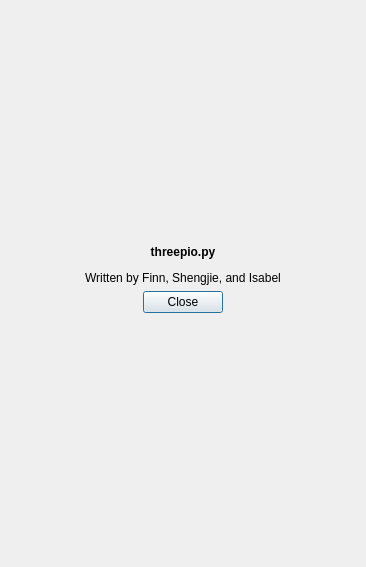
Old version of the form layouts/credits.ui in the repository finnjames/threepio.
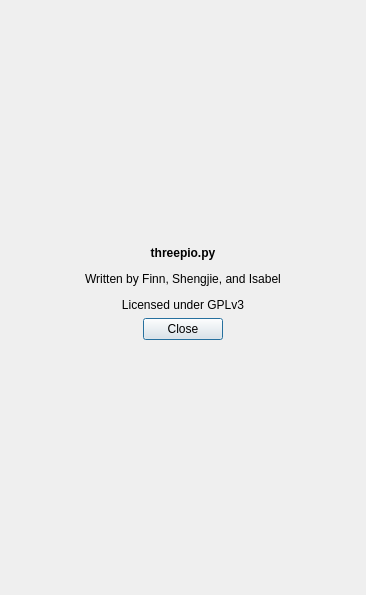
New version of the form. Icons and pictures are not drawn.

Diff of the .ui file:
```diff
--- a/layouts/credits.ui
+++ b/layouts/credits.ui
@@ -7,7 +7,7 @@
     <x>0</x>
     <y>0</y>
     <width>366</width>
-    <height>567</height>
+    <height>595</height>
    </rect>
   </property>
   <property name="windowTitle">
@@ -36,7 +36,7 @@
    <item>
     <widget class="QLabel" name="label_2">
      <property name="text">
-      <string>&lt;html&gt;&lt;head/&gt;&lt;body&gt;&lt;p&gt;&lt;span style=&quot; font-weight:600;&quot;&gt;threepio.py&lt;/span&gt;&lt;/p&gt;&lt;p&gt;Written by Finn, Shengjie, and Isabel&lt;/p&gt;&lt;/body&gt;&lt;/html&gt;</string>
+      <string>&lt;html&gt;&lt;head/&gt;&lt;body&gt;&lt;p&gt;&lt;span style=&quot; font-weight:600;&quot;&gt;threepio.py&lt;/span&gt;&lt;/p&gt;&lt;p&gt;Written by Finn, Shengjie, and Isabel&lt;/p&gt;&lt;p&gt;Licensed under GPLv3&lt;/p&gt;&lt;/body&gt;&lt;/html&gt;</string>
      </property>
      <property name="alignment">
       <set>Qt::AlignCenter</set>
```
